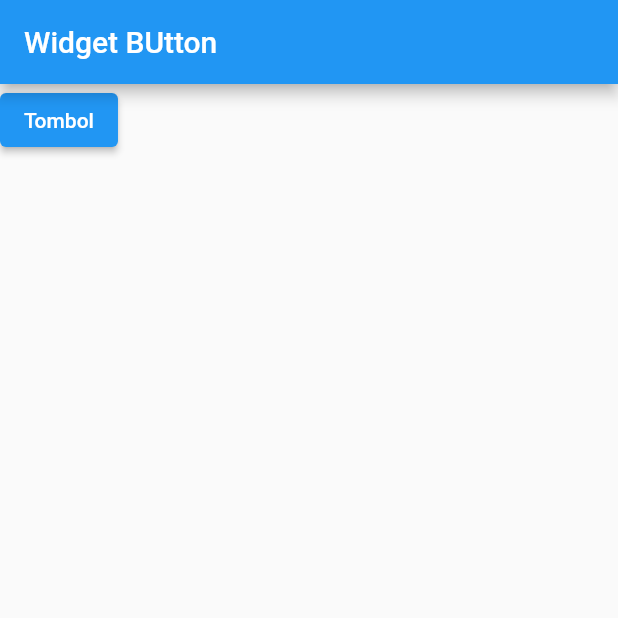
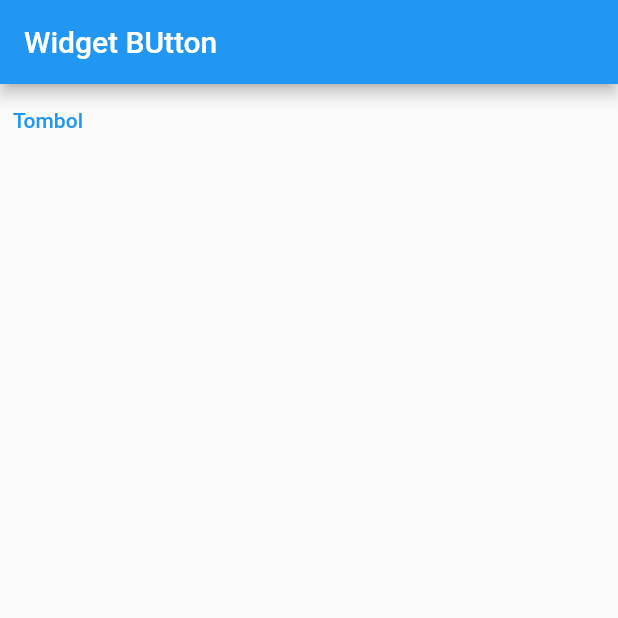
Before and after one commit to saifudinzezy/flutter-pemula, a Flutter app: the screen it shows after launch, on a phone screen of 412 x 824 dp, the top half of it. Run offline on Flutter 3.47's test engine with Material 2 defaults, Android fonts, the phone set to English and light mode, and no system bars.

Commit message:
text button

```diff
--- a/lib/main.dart
+++ b/lib/main.dart
@@ -18,7 +18,12 @@ class MyApp extends StatelessWidget {
         body: Column(
           children: [
             Container(
-              child: ElevatedButton(onPressed: (){}, child: Text("Tombol")),
+              child: TextButton(
+                  onPressed: (){
+
+                  },
+                  child: Text("Tombol")
+              ),
             )
           ],
         ),
```
